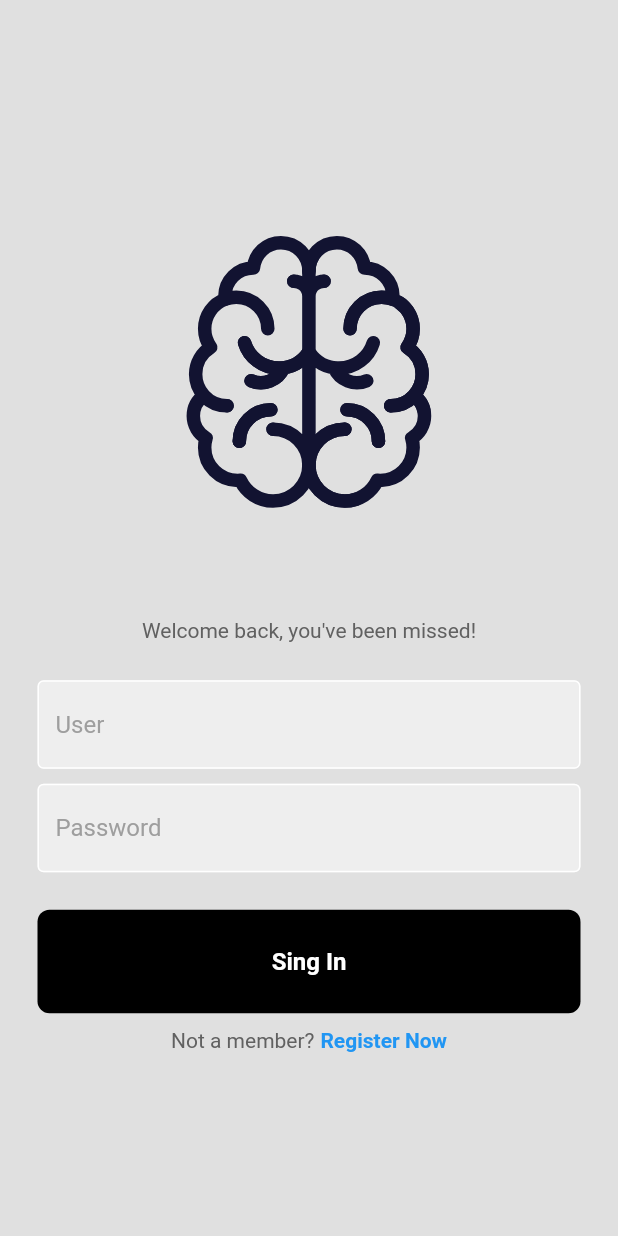
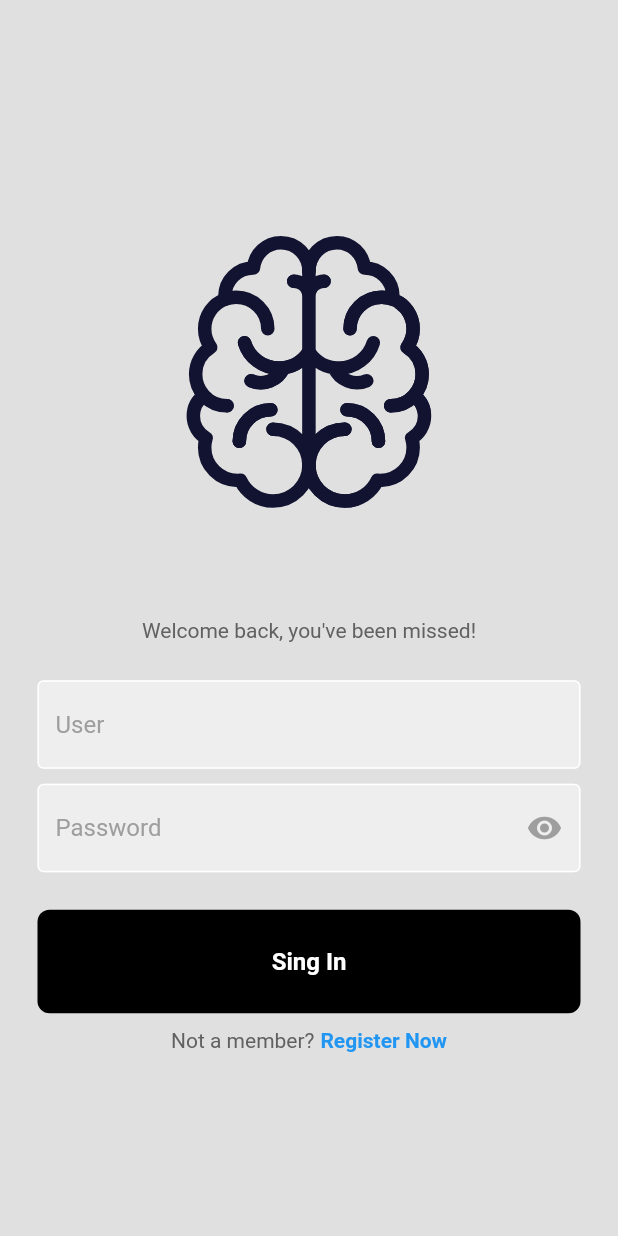
Before and after one commit to TiagoRibeiro02/Play2Learn-Flutter-, a Flutter app: the screen it shows after launch, on a phone screen of 412 x 824 dp. Run offline on Flutter 3.47's test engine with Material 2 defaults, Android fonts, the phone set to English and light mode, and no system bars; our stand-ins replace fluttertoast, lottie.

Commit message:
password view

```diff
--- a/play2learn/lib/Components/text_field.dart
+++ b/play2learn/lib/Components/text_field.dart
@@ -5,12 +5,18 @@ class MyTextField extends StatelessWidget {
   final TextEditingController controller;
   final String hintText;
   final bool obscureText;
+  final Icon icon;
+  final Color color;
+  final Function()? onTap;
 
   const MyTextField({
     super.key,
     required this.controller,
     required this.hintText,
     required this.obscureText,
+    required this.icon,
+    required this.color,
+    required this.onTap,
   });
 
   @override
@@ -30,6 +36,11 @@ class MyTextField extends StatelessWidget {
           hintText: hintText,
           hintStyle: TextStyle(
               color: Colors.grey[500]
+          ),
+          suffixIcon: IconButton(
+            icon: icon,
+            color: color,
+            onPressed: onTap,
           )
       ),
     );
--- a/play2learn/lib/Pages/login.dart
+++ b/play2learn/lib/Pages/login.dart
@@ -21,6 +21,8 @@ class _LoginState extends State<Login> with SingleTickerProviderStateMixin{
   //Text editing controllers
   final userTextController = TextEditingController();
   final passwordController = TextEditingController();
+
+  bool obstext = true;
 
   Future singIn() async {
 
@@ -89,7 +91,10 @@ class _LoginState extends State<Login> with SingleTickerProviderStateMixin{
                 MyTextField(
                     controller: userTextController,
                     hintText: 'User',
-                    obscureText: false
+                    obscureText: false,
+                    icon: Icon(Icons.nat),
+                    color: Colors.transparent,
+                    onTap: () {},
                 ),
 
                 const SizedBox(height: 10,),
@@ -98,7 +103,14 @@ class _LoginState extends State<Login> with SingleTickerProviderStateMixin{
                 MyTextField(
                     controller: passwordController,
                     hintText: 'Password',
-                    obscureText: true
+                    obscureText: obstext,
+                    icon: Icon(Icons.remove_red_eye),
+                    color: Colors.grey,
+                    onTap: () {
+                      setState(() {
+                        obstext = !obstext;
+                      });
+                    },
                 ),
 
                 const SizedBox(height: 25,),
```
